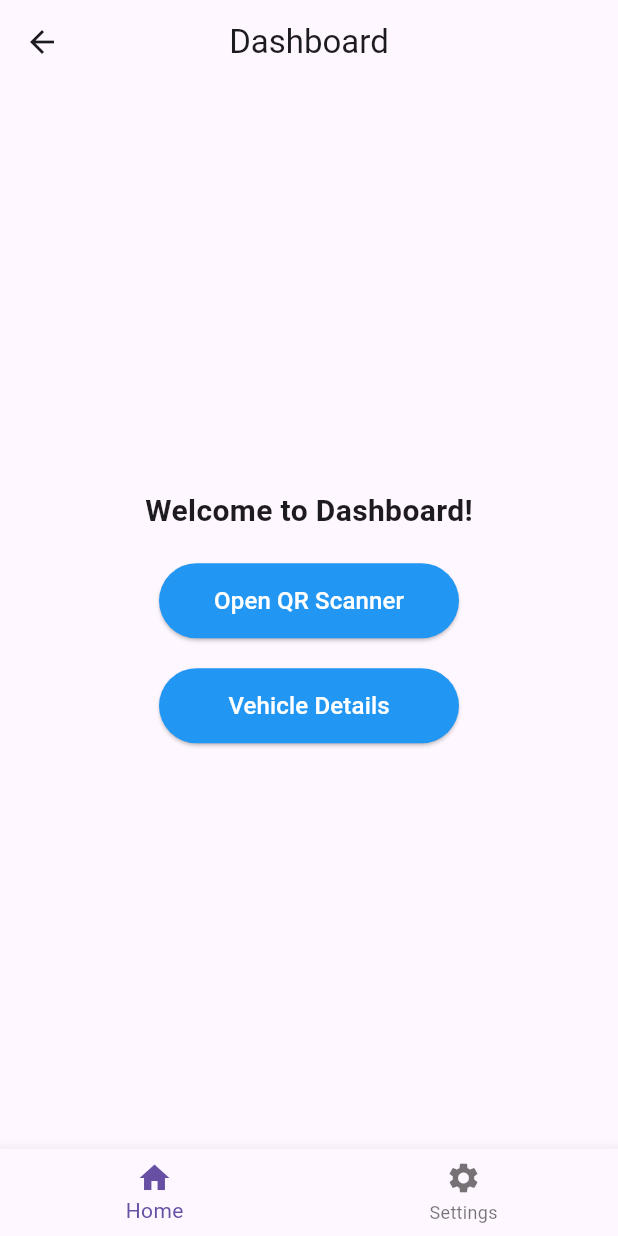
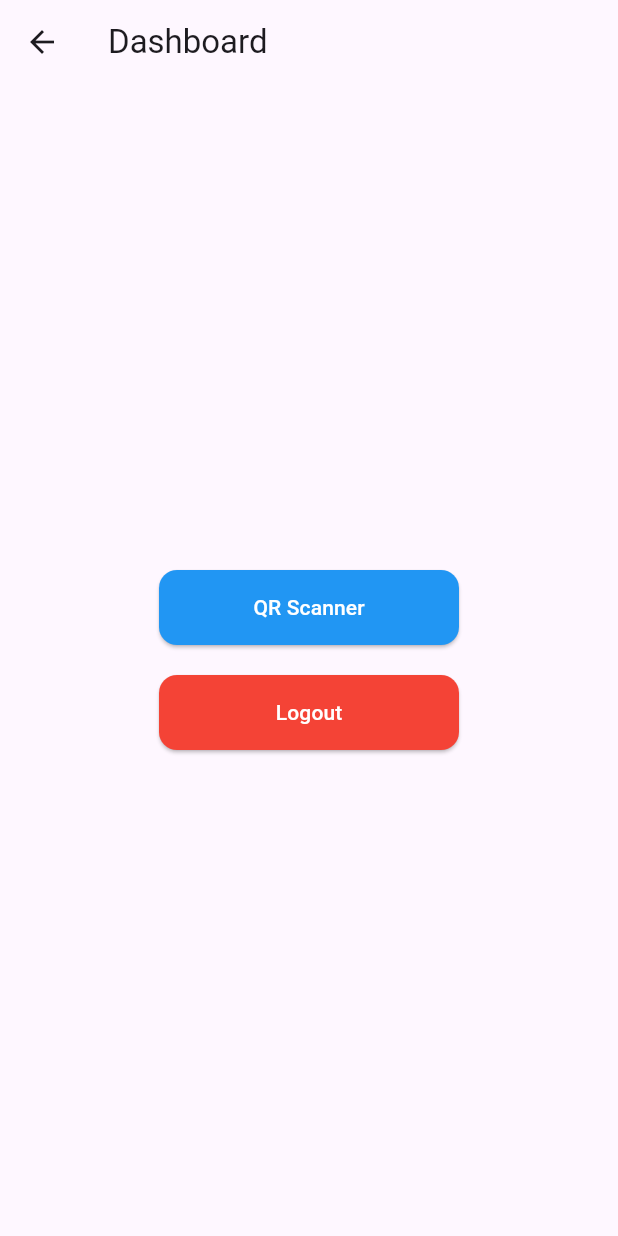
Before and after one commit to isharadh2002/FuelWiseLK, a Flutter app: the Dashboard screen opened directly, on a phone screen of 412 x 824 dp. Run offline on Flutter 3.47's test engine with Material 3 defaults, Android fonts, the phone set to English and light mode, and no system bars; missing offline and left inert: mobile_scanner.

Commit message:
dashboard updated logout function added

```diff
--- a/Mobile-app/fuel_quota_app/lib/screens/dashboard.dart
+++ b/Mobile-app/fuel_quota_app/lib/screens/dashboard.dart
@@ -1,6 +1,6 @@
 import 'package:flutter/material.dart';
-import 'package:fuel_quota_app/screens/vehicle_details.dart';
-import 'qr_scanner.dart';
+import 'package:fuel_quota_app/screens/qr_scanner_screen.dart';
+import 'login_screen.dart';
 
 class Dashboard extends StatefulWidget {
   const Dashboard({super.key});
@@ -10,48 +10,69 @@ class Dashboard extends StatefulWidget {
 }
 
 class _DashboardState extends State<Dashboard> {
-  int _currentIndex = 0;
+  void logout() {
+    showDialog(
+      context: context,
+      builder: (BuildContext context) {
+        return AlertDialog(
+          title: const Text("Are you sure?"),
+          content: const Text("Do you really want to log out?"),
+          actions: [
+            TextButton(
+              onPressed: () {
+                Navigator.pop(context);
+              },
+              child: const Text("Cancel"),
+            ),
+            TextButton(
+              onPressed: () {
+                Navigator.pop(context);
+                clearSessionAndNavigate();
+              },
+              child: const Text("Log out"),
+            ),
+          ],
+        );
+      },
+    );
+  }
 
-  final List<Widget> _pages = [
-    const Center(child: Text('Home Page')),
-    const Center(child: Text('Settings Page')),
-  ];
+  void clearSessionAndNavigate() {
+    Navigator.pushReplacement(
+      context,
+      MaterialPageRoute(builder: (context) => LoginScreen()),
+    );
+  }
+
 
   @override
   Widget build(BuildContext context) {
     return Scaffold(
-      appBar: AppBar(
-        title: const Text('Dashboard'),
-        centerTitle: true,
-      ),
-
-      body: _currentIndex == 0
-          ? Center(
+      appBar: AppBar(title: const Text('Dashboard')),
+      body: Center(
         child: Column(
           mainAxisAlignment: MainAxisAlignment.center,
           children: [
-                  const Text(
-                    'Welcome to Dashboard!',
-                    style: TextStyle(fontSize: 20, fontWeight: FontWeight.bold),
-                  ),
-
-                  const SizedBox(height: 20),
-
             ElevatedButton(
               onPressed: () {
-                      // Navigate to QR Scanner page
+                // Navigate to QR Scanner screen
                 Navigator.push(
                   context,
-                        MaterialPageRoute(builder: (context) => const QRScanner()),
+                  MaterialPageRoute(builder: (context) => const QRScannerScreen()),
                 );
               },
               style: ElevatedButton.styleFrom(
+                minimumSize: const Size(200, 50),
                 backgroundColor: Colors.blue,
-                      minimumSize: const Size(200, 50),
+                shape: RoundedRectangleBorder(
+                  borderRadius: BorderRadius.circular(12),
+                ),
               ),
               child: const Text(
-                      'Open QR Scanner',
-                      style: TextStyle(color: Colors.white, fontSize: 16),
+                'QR Scanner',
+                style: TextStyle(
+                  color: Colors.white,
+                ),
               ),
             ),
 
@@ -59,43 +80,24 @@ class _DashboardState extends State<Dashboard> {
 
             ElevatedButton(
               onPressed: () {
-                      // Navigate to QR Scanner page
-                      Navigator.push(
-                        context,
-                        MaterialPageRoute(builder: (context) => const VehicleDetails(vehicleId: '0')),
-                      );
+                logout();
               },
               style: ElevatedButton.styleFrom(
-                      backgroundColor: Colors.blue,
                 minimumSize: const Size(200, 50),
+                backgroundColor: Colors.red,
+                shape: RoundedRectangleBorder(
+                  borderRadius: BorderRadius.circular(12),
+                ),
               ),
               child: const Text(
-                      'Vehicle Details',
-                      style: TextStyle(color: Colors.white, fontSize: 16),
+                'Logout',
+                style: TextStyle(
+                  color: Colors.white,
+                ),
               ),
             ),
           ],
         ),
-            )
-          : _pages[_currentIndex],
-
-      bottomNavigationBar: BottomNavigationBar(
-        currentIndex: _currentIndex,
-        onTap: (index) {
-          setState(() {
-            _currentIndex = index;
-          });
-        },
-        items: const [
-          BottomNavigationBarItem(
-            icon: Icon(Icons.home),
-            label: 'Home',
-          ),
-          BottomNavigationBarItem(
-            icon: Icon(Icons.settings),
-            label: 'Settings',
-          ),
-        ],
       ),
     );
   }
```
Lines whose indentation alone changed are shown as unchanged.
